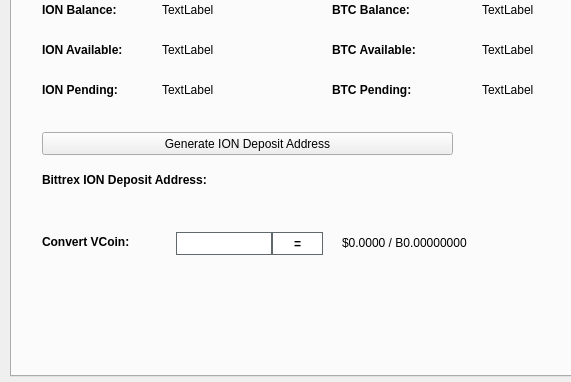
ioncoincore/ion-archived, file src/qt/forms/tradingdialog.ui: the form before one commit; both pictures show x 0 to 571 and y 94 to 476 of the 780 by 476 pixel window.
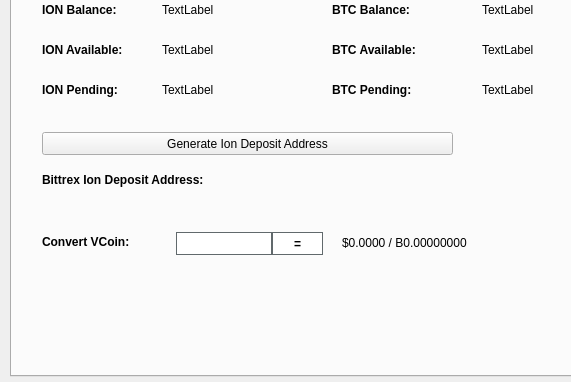
The form after the commit. The open tabs and pages were chosen to show the change. Icons and pictures are not drawn.

```diff
--- a/src/qt/forms/tradingdialog.ui
+++ b/src/qt/forms/tradingdialog.ui
@@ -2928,7 +2928,7 @@
       </font>
      </property>
      <property name="text">
-      <string>Bittrex ION Deposit Address:</string>
+      <string>Bittrex Ion Deposit Address:</string>
      </property>
     </widget>
     <widget class="QPushButton" name="GenDepositBTN">
@@ -2941,7 +2941,7 @@
       </rect>
      </property>
      <property name="text">
-      <string>Generate ION Deposit Address</string>
+      <string>Generate Ion Deposit Address</string>
      </property>
      <property name="icon">
       <iconset resource="../ion.qrc">
```
